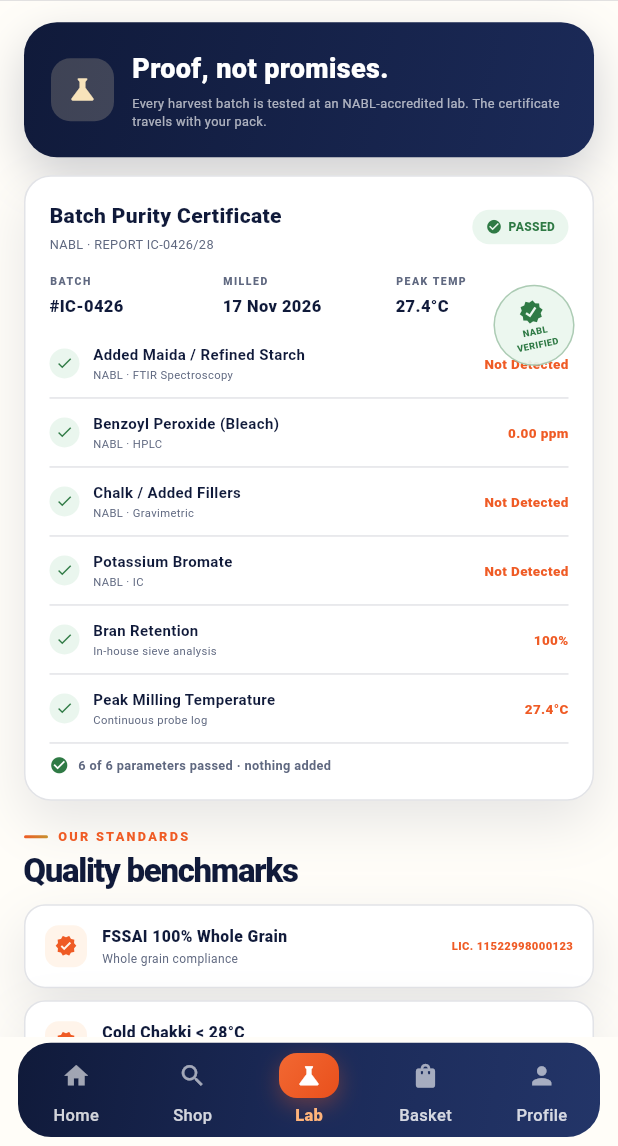
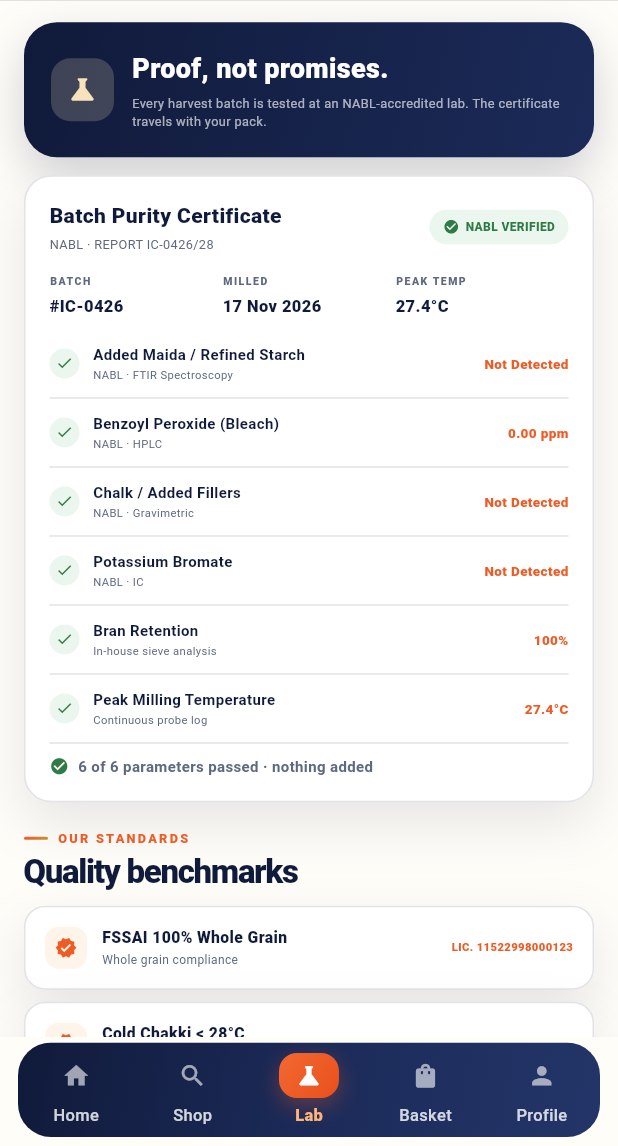
Before and after one commit to github5888/AI_Assistant-, a Flutter app: the screen it shows after launch, item 3 of the bottom bar chosen, on a phone screen of 412 x 824 dp, the part 90-1236 px from its top. Run offline on Flutter 3.47's test engine with Material 3 defaults, Android fonts, the phone set to English and light mode, and no system bars.

Commit message:
Reflow lab certificate to avoid overlap on Android phones
Co-authored-by: arena-agent <297053741+arena-agent@users.noreply.github.com>

```diff
--- a/lib/screens/lab_screen.dart
+++ b/lib/screens/lab_screen.dart
@@ -124,9 +124,7 @@ class _CertificateCard extends StatelessWidget {
     return Container(
       margin: const EdgeInsets.symmetric(horizontal: 16),
       decoration: premiumCard(radius: 18),
-      child: Stack(
-        children: [
-          Padding(
+      child: Padding(
         padding: const EdgeInsets.all(16),
         child: Column(
           crossAxisAlignment: CrossAxisAlignment.start,
@@ -164,7 +162,7 @@ class _CertificateCard extends StatelessWidget {
                       Icon(Icons.check_circle, size: 11, color: AppColors.green),
                       SizedBox(width: 4),
                       Text(
-                            'PASSED',
+                        'NABL VERIFIED',
                         style: TextStyle(
                           fontSize: 8,
                           fontWeight: FontWeight.w900,
@@ -191,54 +189,20 @@ class _CertificateCard extends StatelessWidget {
               children: [
                 Icon(Icons.check_circle, size: 13, color: AppColors.green),
                 SizedBox(width: 6),
-                    Text(
+                Expanded(
+                  child: Text(
                     '6 of 6 parameters passed · nothing added',
                     style: TextStyle(
-                        fontSize: 8.5,
+                      fontSize: 10,
                       fontWeight: FontWeight.w700,
                       color: AppColors.muted,
+                    ),
                   ),
                 ),
               ],
             ),
           ],
         ),
-          ),
-          Positioned(
-            right: 12,
-            top: 72,
-            child: Transform.rotate(
-              angle: -0.2,
-              child: Container(
-                width: 54,
-                height: 54,
-                decoration: BoxDecoration(
-                  shape: BoxShape.circle,
-                  color: const Color(0xEBEAF6EE),
-                  border: Border.all(
-                    color: const Color(0x59357A45),
-                    style: BorderStyle.solid,
-                  ),
-                ),
-                child: const Column(
-                  mainAxisAlignment: MainAxisAlignment.center,
-                  children: [
-                    Icon(Icons.verified, size: 17, color: AppColors.green),
-                    Text(
-                      'NABL\nVERIFIED',
-                      textAlign: TextAlign.center,
-                      style: TextStyle(
-                        fontSize: 6.2,
-                        fontWeight: FontWeight.w900,
-                        color: AppColors.green,
-                      ),
-                    ),
-                  ],
-                ),
-              ),
-            ),
-          ),
-        ],
       ),
     );
   }
```
Also changed, not shown: 1 other file. Lines whose indentation alone changed are shown as unchanged.
